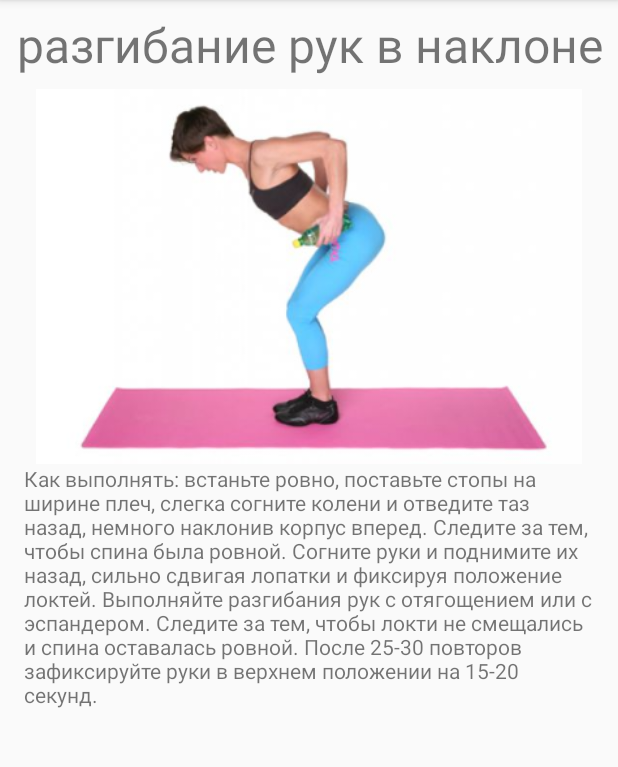
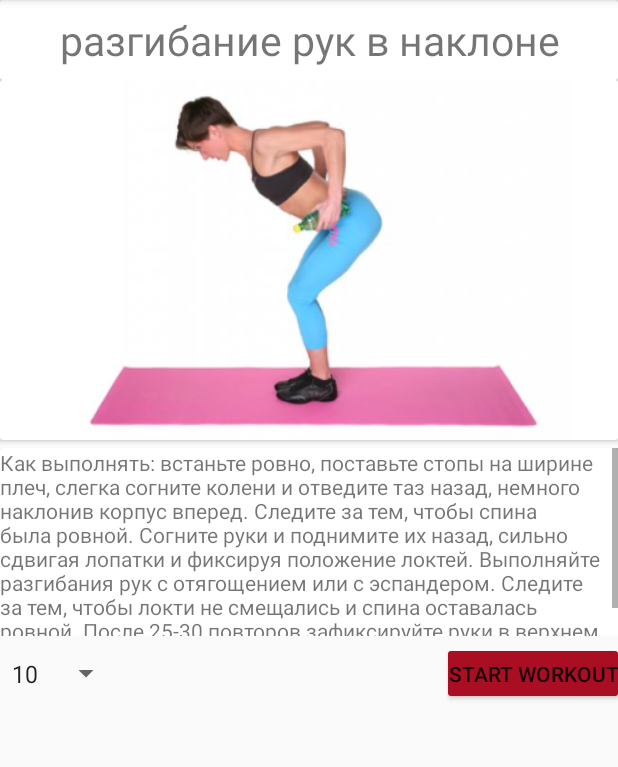
Before and after one commit to Chmoqq/Android1, an Android app: the StrengthListActivity screen opened directly, with no data from a screen before it, after a tap on "разгибание рук в наклоне", on a phone screen of 412 x 824 dp, the part 84-851 px from its top. Run offline under Robolectric (Android 15) with nearby library versions, the phone set to English and light mode, and no system bars.

Commit message:
Fixed last workout data,remade rendering with cardViews

```diff
--- a/app/build.gradle
+++ b/app/build.gradle
@@ -19,10 +19,11 @@ android {
 }
 
 dependencies {
-    implementation fileTree(dir: 'libs', include: ['*.jar'])
+    implementation fileTree(include: ['*.jar'], dir: 'libs')
     implementation 'com.android.support:appcompat-v7:26.1.0'
     implementation 'com.android.support.constraint:constraint-layout:1.0.2'
     testImplementation 'junit:junit:4.12'
     androidTestImplementation 'com.android.support.test:runner:1.0.1'
     androidTestImplementation 'com.android.support.test.espresso:espresso-core:3.0.1'
+    implementation 'com.android.support:cardview-v7:26.1.0'
 }
--- a/app/src/main/java/com/example/ivan/lesson1/ActivityButton/StrengthListActivity.java
+++ b/app/src/main/java/com/example/ivan/lesson1/ActivityButton/StrengthListActivity.java
@@ -4,19 +4,38 @@ package com.example.ivan.lesson1.ActivityButton;
 import android.os.Bundle;
 import android.support.annotation.Nullable;
 import android.support.v7.app.AppCompatActivity;
+import android.util.Log;
 import android.view.View;
+import android.widget.FrameLayout;
 import android.widget.ImageView;
 import android.widget.LinearLayout;
 import android.widget.TextView;
 
+import com.example.ivan.lesson1.MainActivity;
 import com.example.ivan.lesson1.R;
 import com.example.ivan.lesson1.model.Workout;
 import com.example.ivan.lesson1.model.WorkoutList;
 
+import java.util.ArrayList;
 import java.util.List;
 
 
 public class StrengthListActivity extends AppCompatActivity {
+    String TAG = "StrengthListActivity";
+    List<View> childs = new ArrayList<>();
+
+    @Override
+    protected void onResume() {
+        super.onResume();
+
+        List<Workout> workoutList = WorkoutList.getInstance().getWorkouts();
+        for (int i = 0; i < workoutList.size(); i++) {
+            Workout w = workoutList.get(i);
+
+            if (w.getCompletedCount() > 0)
+                ((TextView)childs.get(i).findViewById(R.id.last_approach_view)).setText(String.format("Последний подход %d раз", w.getLastWorkout()));
+        }
+    }
 
     @Override
     protected void onCreate(@Nullable Bundle savedInstanceState) {
@@ -29,6 +48,7 @@ public class StrengthListActivity extends AppCompatActivity {
         for (int i = 0; i < workoutList.size(); i++) {
             Workout w = workoutList.get(i);
             View child = View.inflate(this, R.layout.single_workout, null);
+            childs.add(child);
 
             // сеттеры
             ((TextView)child.findViewById(R.id.list_item_title_text_view1)).setText(w.getTitle());
@@ -40,6 +60,7 @@ public class StrengthListActivity extends AppCompatActivity {
                 @Override
                 public void onClick(View view) {
                     WorkoutInformationActivity.start(StrengthListActivity.this, index);
+                    Log.d(TAG, "Workout " + index + " clicked");
                 }
             });
 
--- a/app/src/main/java/com/example/ivan/lesson1/ActivityButton/WorkoutInformationActivity.java
+++ b/app/src/main/java/com/example/ivan/lesson1/ActivityButton/WorkoutInformationActivity.java
@@ -4,8 +4,12 @@ import android.content.Context;
 import android.content.Intent;
 import android.os.Bundle;
 import android.support.v7.app.AppCompatActivity;
+import android.view.View;
+import android.widget.Button;
 import android.widget.ImageView;
+import android.widget.Spinner;
 import android.widget.TextView;
+import android.widget.Toast;
 
 import com.example.ivan.lesson1.R;
 import com.example.ivan.lesson1.model.Workout;
@@ -16,31 +20,42 @@ import java.util.List;
 
 public class WorkoutInformationActivity extends AppCompatActivity {
     private static final String WORKOUT_INDEX_KEY = "Index";
-    int workout_number = 0;
-    List<Workout> workouts;
 
     private TextView workOutTitle;
     private TextView workOutDescription;
+    private Button startWorkoutBTN;
+    private Spinner workoutCount;
+    int count;
+
+    private Workout currentWorkout;
+
 
     @Override
     protected void onCreate(Bundle savedInstanceState) {
         super.onCreate(savedInstanceState);
         setContentView(R.layout.activity_workout_information);
+        startWorkoutBTN = findViewById(R.id.workout_button);
+        workoutCount = findViewById(R.id.workout_count);
 
-        workouts = WorkoutList.getInstance().getWorkouts();
+        currentWorkout = WorkoutList.getInstance().getWorkouts().get(
+                getIntent().getExtras().getInt(WORKOUT_INDEX_KEY)
+        );
+        startWorkoutBTN.setOnClickListener(new View.OnClickListener() {
+            @Override
+            public void onClick(View view) {
+                Toast.makeText(WorkoutInformationActivity.this, "Workout started", Toast.LENGTH_SHORT).show();
+                count = Integer.parseInt(workoutCount.getSelectedItem().toString());
+                currentWorkout.completed(count);
+            }
+        });
 
         workOutTitle = findViewById(R.id.workout_title_text_view);
         workOutDescription = findViewById(R.id.workout_description_text_view);
 
-        Intent intent = getIntent();
-        workout_number = intent.getExtras().getInt(WORKOUT_INDEX_KEY);
-
-        Workout workout = workouts.get(workout_number);
-
-        workOutTitle.setText(workout.getTitle());
-        workOutDescription.setText(workout.getDescription());
+        workOutTitle.setText(currentWorkout.getTitle());
+        workOutDescription.setText(currentWorkout.getDescription());
         ImageView workoutImage = findViewById(R.id.workout_image_view);
-        workoutImage.setImageResource(workout.getImage());
+        workoutImage.setImageResource(currentWorkout.getImage());
 
     }
 
--- a/app/src/main/res/layout/activity_workout_information.xml
+++ b/app/src/main/res/layout/activity_workout_information.xml
@@ -2,34 +2,103 @@
 <RelativeLayout xmlns:android="http://schemas.android.com/apk/res/android"
     android:layout_width="match_parent"
     android:layout_height="match_parent">
+
+    <android.support.v7.widget.CardView
+        android:id="@+id/workout_title_text_view_card"
+        android:layout_width="match_parent"
+        android:layout_height="wrap_content"
+        android:elevation="8dp">
+
         <TextView
+            android:id="@+id/workout_title_text_view"
             android:layout_width="match_parent"
-        android:textSize="32sp"
-        android:id="@+id/workout_title_text_view"
+            android:layout_height="wrap_content"
+            android:layout_margin="8dp"
             android:text="Название упражнения"
             android:textAlignment="center"
-        android:layout_margin="8dp"
-        android:layout_height="wrap_content" />
+            android:textSize="27sp" />
+
+    </android.support.v7.widget.CardView>
+
+    <LinearLayout
+        android:layout_width="match_parent"
+        android:layout_height="10dp"
+        android:layout_below="@id/workout_title_text_view_card" />
+
+    <android.support.v7.widget.CardView
+        android:id="@+id/workout_image_view_card"
+        android:layout_width="match_parent"
+        android:layout_height="wrap_content"
+        android:layout_below="@id/workout_title_text_view_card"
+        android:elevation="8dp">
 
         <ImageView
             android:id="@+id/workout_image_view"
             android:layout_width="match_parent"
-        android:layout_height="250dp"
+            android:layout_height="240dp"
             android:layout_alignParentLeft="true"
-        android:layout_alignParentStart="true"
-        android:layout_below="@+id/workout_title_text_view" />
+            android:layout_alignParentStart="true" />
+
+    </android.support.v7.widget.CardView>
+
+    <LinearLayout
+        android:layout_width="match_parent"
+        android:layout_height="10dp"
+        android:layout_below="@id/workout_image_view_card" />
+
     <ScrollView
-        android:id="@+id/scroll_view"
-        android:layout_below="@id/workout_image_view"
+        android:id="@+id/workout_description_scroll"
+        android:layout_width="fill_parent"
+        android:layout_height="125dp"
+        android:layout_below="@id/workout_image_view_card"
+        android:layout_marginTop="5dp"
+        android:scrollbars="vertical">
+
+        <android.support.v7.widget.CardView
+            android:id="@+id/workout_description_scroll_card"
             android:layout_width="match_parent"
-        android:layout_marginRight="16dp"
-        android:layout_marginLeft="16dp"
-        android:layout_height="wrap_content">
+            android:layout_height="wrap_content"
+            android:elevation="8dp">
+
             <TextView
-            android:layout_width="wrap_content"
                 android:id="@+id/workout_description_text_view"
-            android:text="@string/ipsum"
-            android:layout_height="wrap_content" />
+                android:layout_width="match_parent"
+                android:layout_height="match_parent" />
+
+        </android.support.v7.widget.CardView>
     </ScrollView>
 
+    <LinearLayout
+        android:id="@+id/linear_separator"
+        android:layout_width="match_parent"
+        android:layout_height="10dp"
+        android:layout_below="@id/workout_description_scroll"
+        android:orientation="horizontal" />
+
+
+    <Spinner
+        android:id="@+id/workout_count"
+        android:layout_width="wrap_content"
+        android:layout_height="30dp"
+        android:layout_alignParentLeft="true"
+        android:layout_below="@id/linear_separator"
+        android:entries="@array/workout_count_values" />
+
+    <android.support.v7.widget.CardView
+        android:id="@+id/workout_button_card"
+        android:layout_width="wrap_content"
+        android:layout_height="wrap_content"
+        android:layout_alignParentRight="true"
+        android:layout_below="@id/linear_separator"
+        android:elevation="8dp">
+
+        <Button
+            android:id="@+id/workout_button"
+            android:layout_width="wrap_content"
+            android:layout_height="30dp"
+            android:background="@color/colorPrimary"
+            android:text="@string/start_workout" />
+
+    </android.support.v7.widget.CardView>
+
 </RelativeLayout>
--- a/app/src/main/res/values/strings.xml
+++ b/app/src/main/res/values/strings.xml
@@ -7,4 +7,12 @@
         Donec bibendum fringilla risus ultrices mattis. Ut non mi tristique, molestie felis nec, sollicitudin nunc. Etiam et egestas diam. Morbi ornare quam quis fermentum tempus. Mauris auctor convallis sem, nec ultricies odio eleifend et. Nam venenatis mi quis justo scelerisque, ac convallis velit tempor. Curabitur pretium mi id tortor euismod laoreet. Suspendisse eget elit dictum, tempus ipsum id, elementum elit.
         Nullam tincidunt fermentum lobortis. Mauris luctus, urna tristique tristique lacinia, orci dui tempor dui, sit amet rutrum eros mauris ut sem. Nullam venenatis lorem ut massa feugiat, vel mattis velit finibus. Pellentesque vitae consectetur magna. Mauris ipsum ipsum, consequat nec pharetra vel, egestas at sem. Aliquam lacinia arcu sem, sed dignissim mi dictum nec. Cras tempor mauris eu ipsum tempor, eu mollis ex facilisis. Curabitur id tellus fringilla, fringilla leo vel, euismod justo. Nam pulvinar at ipsum ut luctus.</string>
     <string name="cardio_page">In progress!</string>
+    <string-array name="workout_count_values">
+        <item name = "ten">10</item>
+        <item name = "fifteen">15</item>
+        <item name = "twenty">20</item>
+        <item name = "fifty">50</item>
+    </string-array>
+    <string name="start_workout">Start workout</string>
+    <string name="last_approach">Последний подход</string>
 </resources>
```
Also changed, not shown: app/src/main/java/com/example/ivan/lesson1/model/Workout.java (+17 -3 lines), app/src/main/res/layout/activity_main.xml (+11 -3 lines), app/src/main/res/layout/activity_strength_list.xml (+11 -4 lines), app/src/main/res/layout/single_workout.xml (+24 -11 lines). Lines whose indentation alone changed are shown as unchanged.
